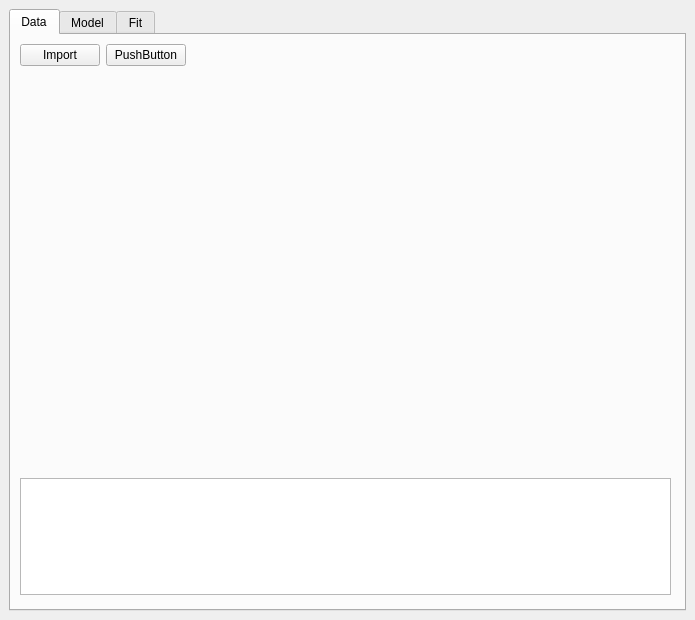
The window that src/arbiter/ui/arbiter_gui.ui (ihincks/arbiter) describes before a commit, drawn with Qt 5.
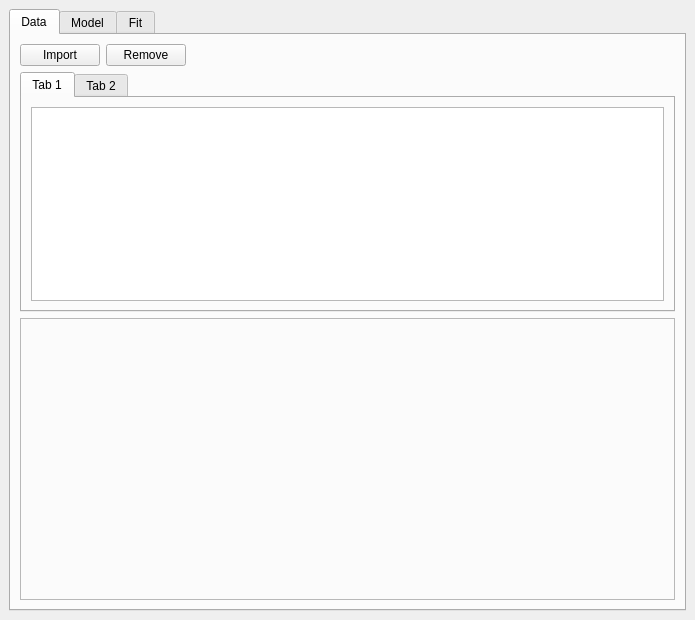
The same window after the commit. Custom widgets are drawn as their Qt base class.

Commit message: Started to integrate data objects with gui...a qt learning adventure

What changed in the file:
```diff
--- a/src/arbiter/ui/arbiter_gui.ui
+++ b/src/arbiter/ui/arbiter_gui.ui
@@ -14,26 +14,40 @@
    <string>X6-1000M Control Console</string>
   </property>
   <widget class="QWidget" name="centralwidget">
+   <property name="sizePolicy">
+    <sizepolicy hsizetype="Expanding" vsizetype="Expanding">
+     <horstretch>0</horstretch>
+     <verstretch>0</verstretch>
+    </sizepolicy>
+   </property>
    <layout class="QVBoxLayout" name="verticalLayout">
     <item>
-     <widget class="QTabWidget" name="tabWidget">
+     <widget class="QTabWidget" name="tabs_main">
+      <property name="minimumSize">
+       <size>
+        <width>0</width>
+        <height>0</height>
+       </size>
+      </property>
       <property name="currentIndex">
        <number>0</number>
       </property>
       <widget class="QWidget" name="tab_data">
+       <property name="sizePolicy">
+        <sizepolicy hsizetype="Maximum" vsizetype="Expanding">
+         <horstretch>0</horstretch>
+         <verstretch>0</verstretch>
+        </sizepolicy>
+       </property>
        <attribute name="title">
         <string>Data</string>
        </attribute>
-       <widget class="QWidget" name="verticalLayoutWidget">
-        <property name="geometry">
-         <rect>
-          <x>9</x>
-          <y>9</y>
-          <width>651</width>
-          <height>551</height>
-         </rect>
-        </property>
+       <layout class="QVBoxLayout" name="verticalLayout_3">
+        <item>
         <layout class="QVBoxLayout" name="verticalLayout_2">
+          <property name="sizeConstraint">
+           <enum>QLayout::SetNoConstraint</enum>
+          </property>
          <item>
           <layout class="QHBoxLayout" name="horizontalLayout">
            <item>
@@ -46,7 +60,7 @@
            <item>
             <widget class="QPushButton" name="pushButton">
              <property name="text">
-              <string>PushButton</string>
+               <string>Remove</string>
              </property>
             </widget>
            </item>
@@ -66,9 +80,9 @@
           </layout>
          </item>
          <item>
-          <widget class="MatplotlibWidget" name="test_plot" native="true">
+           <widget class="QTabWidget" name="tabs_data">
            <property name="sizePolicy">
-            <sizepolicy hsizetype="Maximum" vsizetype="Maximum">
+             <sizepolicy hsizetype="Expanding" vsizetype="Fixed">
              <horstretch>0</horstretch>
              <verstretch>0</verstretch>
             </sizepolicy>
@@ -76,16 +90,65 @@
            <property name="minimumSize">
             <size>
              <width>0</width>
-             <height>400</height>
-            </size>
-           </property>
-          </widget>
-         </item>
+              <height>200</height>
+             </size>
+            </property>
+            <property name="currentIndex">
+             <number>0</number>
+            </property>
+            <widget class="QWidget" name="tab_data_template">
+             <attribute name="title">
+              <string>Tab 1</string>
+             </attribute>
+             <layout class="QHBoxLayout" name="horizontalLayout_2">
+              <item>
+               <widget class="DataTableWidget" name="tableWidget">
+                <property name="sizePolicy">
+                 <sizepolicy hsizetype="Expanding" vsizetype="MinimumExpanding">
+                  <horstretch>0</horstretch>
+                  <verstretch>0</verstretch>
+                 </sizepolicy>
+                </property>
+                <property name="minimumSize">
+                 <size>
+                  <width>0</width>
+                  <height>100</height>
+                 </size>
+                </property>
+               </widget>
+              </item>
+             </layout>
+            </widget>
+            <widget class="QWidget" name="tab_3">
+             <attribute name="title">
+              <string>Tab 2</string>
+             </attribute>
+            </widget>
+           </widget>
+          </item>
          <item>
-          <widget class="QTableView" name="tableView"/>
-         </item>
-        </layout>
-       </widget>
+           <widget class="QFrame" name="frame">
+            <property name="frameShape">
+             <enum>QFrame::StyledPanel</enum>
+            </property>
+            <property name="frameShadow">
+             <enum>QFrame::Raised</enum>
+            </property>
+            <widget class="MatplotlibWidget" name="plot_data" native="true">
+             <property name="geometry">
+              <rect>
+               <x>9</x>
+               <y>9</y>
+               <width>631</width>
+               <height>291</height>
+              </rect>
+             </property>
+            </widget>
+           </widget>
+          </item>
+         </layout>
+        </item>
+       </layout>
       </widget>
       <widget class="QWidget" name="tab_model">
        <attribute name="title">
@@ -109,6 +172,11 @@
    <header location="global">matplotlib_widget</header>
    <container>1</container>
   </customwidget>
+  <customwidget>
+   <class>DataTableWidget</class>
+   <extends>QTableWidget</extends>
+   <header location="global">custom_widgets</header>
+  </customwidget>
  </customwidgets>
  <resources/>
  <connections/>
```
Left out of the diff: 6 changed lines with no effect on the pictures. Lines whose indentation alone changed are shown as unchanged. The commit also changes 5 other files.
